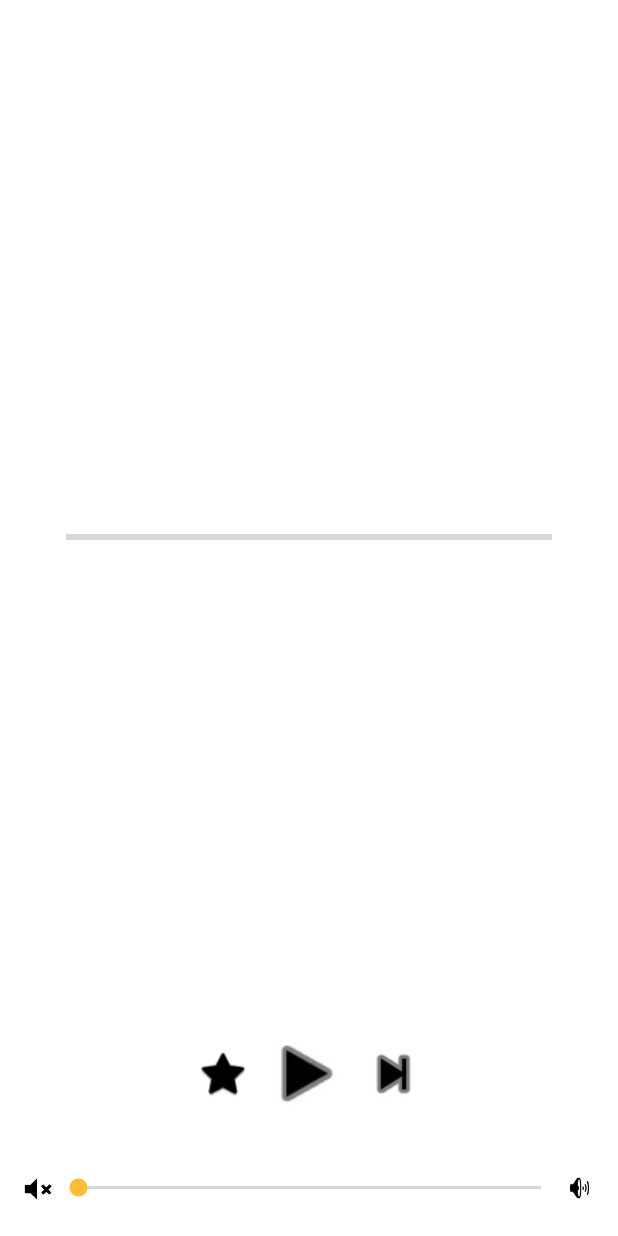
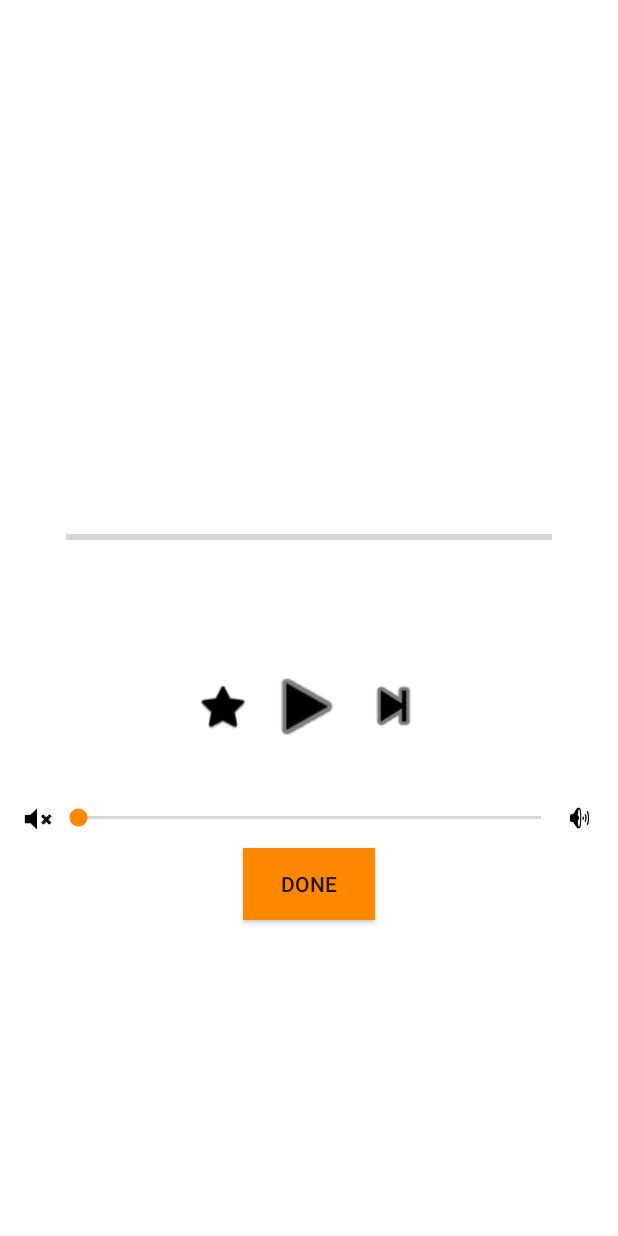
Before and after one commit to roudyirany/RNNR, an Android app: the layout activity_music_tester.xml on its own in the app's theme, with its tools: preview values and no code run, on a phone screen of 412 x 824 dp. Run offline under Robolectric (Android 15) with nearby library versions, the phone set to English and light mode, and no system bars.

Commit message:
Fixed bugs

```diff
--- a/app/src/main/AndroidManifest.xml
+++ b/app/src/main/AndroidManifest.xml
@@ -3,6 +3,7 @@
     package="com.mr2.rnnr">
 
     <uses-permission android:name="android.permission.WRITE_EXTERNAL_STORAGE" />
+    <uses-permission android:name="android.permission.WAKE_LOCK" />
 
     <application
         android:allowBackup="true"
--- a/app/src/main/res/layout/activity_initialization.xml
+++ b/app/src/main/res/layout/activity_initialization.xml
@@ -7,7 +7,8 @@
     tools:context="com.mr2.rnnr.Initialization"
     android:background="#ffffff"
     android:id="@+id/window"
-    android:foreground="@drawable/shape">
+    android:foreground="@drawable/shape"
+    android:keepScreenOn="true">
 
     <TextView
         android:layout_width="wrap_content"
@@ -29,8 +30,7 @@
         android:indeterminate="false"
         android:layout_row="5"
         android:layout_column="0"
-        android:progressTint="@android:color/holo_orange_dark"
-        android:progressBackgroundTint="@android:color/holo_orange_dark" />
+        android:progressTint="@android:color/holo_orange_dark" />
 
     <TextView
         android:layout_width="wrap_content"
--- a/app/src/main/res/layout/activity_music_tester.xml
+++ b/app/src/main/res/layout/activity_music_tester.xml
@@ -25,13 +25,12 @@
         android:layout_height="26dp"
         android:id="@+id/progressBar"
         android:paddingTop="10dp"
-        android:progressTint="@android:color/holo_orange_light"
+        android:progressTint="@android:color/holo_orange_dark"
         android:layout_gravity="center"/>
 
     <TextView
         android:layout_width="match_parent"
         android:id="@+id/artistTitle"
-        android:layout_weight="0.94"
         android:fontFamily="sans-serif-thin"
         android:textAlignment="center"
         android:textSize="20sp"
@@ -96,8 +95,8 @@
             android:layout_height="39dp"
             android:id="@+id/seekBar"
             android:layout_weight="1"
-            android:thumbTint="@android:color/holo_orange_light"
-            android:progressTint="@android:color/holo_orange_light"
+            android:thumbTint="@android:color/holo_orange_dark"
+            android:progressTint="@android:color/holo_orange_dark"
             android:layout_gravity="center"/>
 
         <ImageView
@@ -111,10 +110,11 @@
 
     <Button
         android:layout_width="wrap_content"
-        android:layout_height="38dp"
+        android:layout_height="wrap_content"
         android:text="Done"
         android:layout_gravity="center"
-        android:background="@android:color/holo_orange_light"
-        android:id="@+id/done"/>
+        android:background="@android:color/holo_orange_dark"
+        android:id="@+id/done"
+        android:layout_marginBottom="0dp" />
 
 </LinearLayout>
--- a/app/src/main/res/layout/statspopup.xml
+++ b/app/src/main/res/layout/statspopup.xml
@@ -30,6 +30,7 @@
             android:layout_width="match_parent"
             android:layout_height="match_parent"
             android:orientation="horizontal">
+
             <RadioButton
                 android:text="Male"
                 android:layout_width="84dp"
@@ -89,7 +90,7 @@
         android:layout_height="wrap_content"
         android:layout_marginBottom="10dp"
         android:text="Submit"
-        android:background="@android:color/holo_orange_light" />
+        android:background="@android:color/holo_orange_dark" />
 
 
 
```
Also changed, not shown: app/src/main/java/com/mr2/rnnr/Initialization.java (+45 -19 lines), app/src/main/java/com/mr2/rnnr/MusicTester.java (+4 -5 lines).
